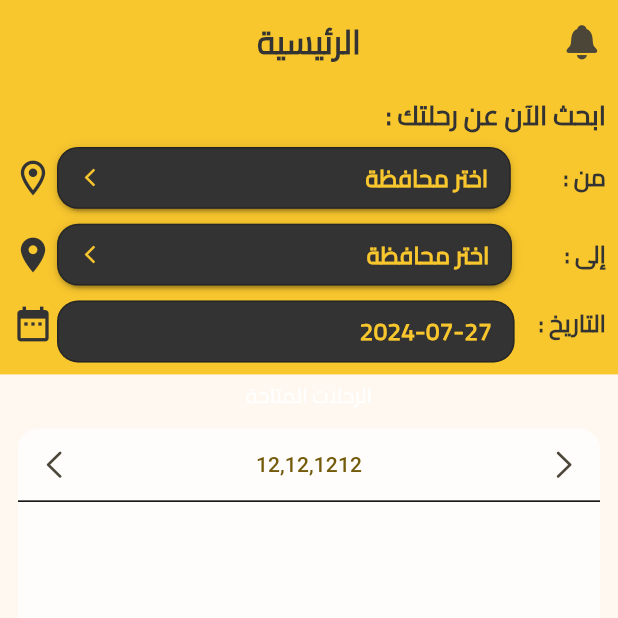
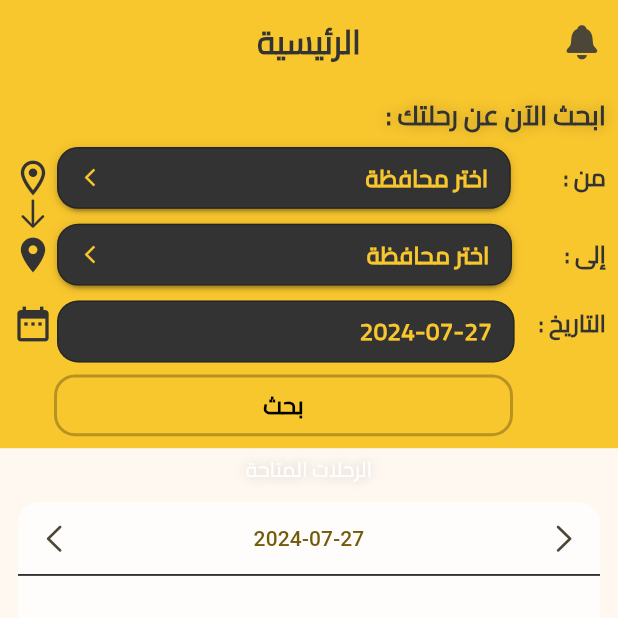
Before and after one commit to mohamadalraie/zreik, a Flutter app: the HomeTab screen opened directly, on a phone screen of 412 x 824 dp, the top half of it. Run offline on Flutter 3.47's test engine with Material 3 defaults, Android fonts, the phone set to English and light mode, and no system bars; drawn by our look-alikes of dropdown_button2; our stand-ins replace bloc, dio, flutter_animate.

```diff
--- a/lib/presentation/screens/home/home_screen_tabs/home_tab.dart
+++ b/lib/presentation/screens/home/home_screen_tabs/home_tab.dart
@@ -17,6 +17,7 @@ class _HomeTabState extends State<HomeTab> {
 
   String? fromSelectedValue, toSelectedValue;
   String selectedDate = DateTime.now().toString().split(" ")[0];
+  String travelsListDate = DateTime.now().toString().split(" ")[0];
 
   @override
   Widget build(BuildContext context) {
@@ -48,6 +49,8 @@ class _HomeTabState extends State<HomeTab> {
         child: Column(
           mainAxisSize: MainAxisSize.min,
           children: [
+            Stack(
+              children: [
                 Container(
                   color: MyColors.myYellow,
                   child: Padding(
@@ -60,6 +63,7 @@ class _HomeTabState extends State<HomeTab> {
                           child: Text(
                             "ابحث الآن عن رحلتك :",
                             style: TextStyle(
+                                shadows: CupertinoContextMenu.kEndBoxShadow,
                                 fontWeight: FontWeight.bold,
                                 fontSize: 18,
                                 fontFamily: "cairo"),
@@ -161,7 +165,8 @@ class _HomeTabState extends State<HomeTab> {
                                         ),
                                       ),
                                       child: Padding(
-                                    padding: const EdgeInsets.only(right: 14.0),
+                                        padding:
+                                            const EdgeInsets.only(right: 14.0),
                                         child: Text(
                                           selectedDate,
                                           style: const TextStyle(
@@ -183,10 +188,45 @@ class _HomeTabState extends State<HomeTab> {
                               color: MyColors.myGrey,
                             ),
                           ],
-                    )
+                        ),
+                        Padding(
+                          padding: const EdgeInsets.only(
+                              top: 8.0, left: 28, right: 62),
+                          child: InkWell(
+                            onTap: () async {
+                              // TODO change to bloc
+                              selectedDate = await selectDate(context: context);
+                              setState(() {});
+                            },
+                            child: Container(
+                                alignment: Alignment.center,
+                                height: myScreenHeight * 0.05,
+                                decoration: BoxDecoration(
+                                  // color: MyColors.myGrey,
+                                  borderRadius: BorderRadius.circular(14),
+                                  border: Border.all(
+                                      color: Colors.black26, width: 2),
+                                ),
+                                child: Text(
+                                  "بحث",
+                                  style: const TextStyle(
+                                      fontWeight: FontWeight.bold,
+                                      color: MyColors.myBlack,
+                                      fontSize: 16,
+                                      fontFamily: "cairo"),
+                                )),
+                          ),
+                        ),
                       ],
                     ),
                   ),
+                ),
+                Positioned(
+                    left: 10,
+                    top: myScreenHeight * 0.09,
+                    child: const Icon(CupertinoIcons.arrow_down,
+                        color: MyColors.myGrey)),
+              ],
             ),
             const Padding(
               padding: EdgeInsets.only(top: 4.0),
@@ -196,7 +236,8 @@ class _HomeTabState extends State<HomeTab> {
                     fontWeight: FontWeight.w200,
                     fontSize: 14,
                     fontFamily: "cairo",
-                    color: Colors.white),
+                    color: Colors.white,
+                    shadows: CupertinoContextMenu.kEndBoxShadow),
               ),
             ),
             Padding(
@@ -215,8 +256,13 @@ class _HomeTabState extends State<HomeTab> {
                         ),
                         Expanded(
                             child: TextButton(
-                          child: const Text("12,12,1212"),
-                          onPressed: () {},
+                          child: Text(travelsListDate),
+                          onPressed: () async {
+                            // TODO change to bloc
+                            travelsListDate =
+                                await selectDate(context: context);
+                            setState(() {});
+                          },
                         )),
                         IconButton(
                           icon: const Icon(CupertinoIcons.right_chevron),
@@ -230,7 +276,7 @@ class _HomeTabState extends State<HomeTab> {
                       height: 1,
                     ),
                     Container(
-                      height: myScreenHeight * 0.4,
+                      height: myScreenHeight * 0.45,
                       child: const SingleChildScrollView(
                         scrollDirection: Axis.vertical,
                         child: Column(
```
Lines whose indentation alone changed are shown as unchanged.
